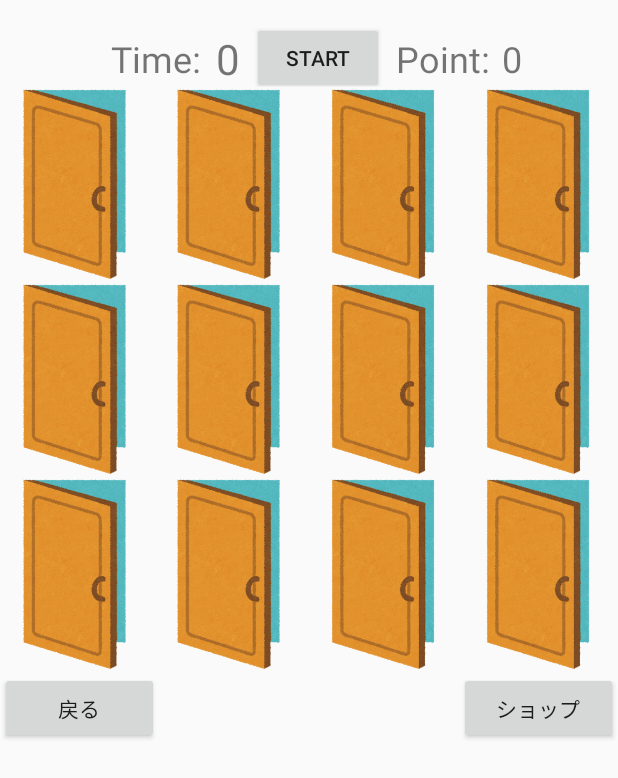
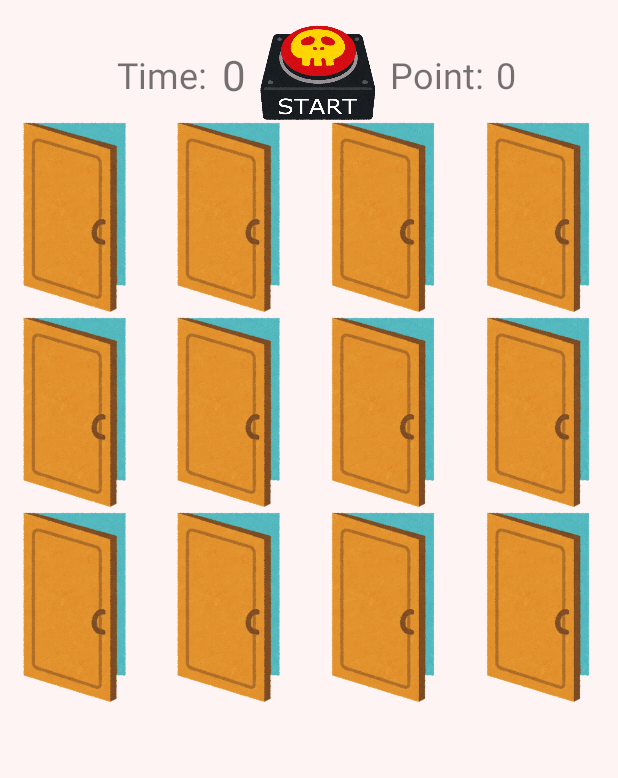
Before and after one commit to MIsosyati/LifeisGames, an Android app: the layout activity_realmain.xml on its own in the app's theme, with its tools: preview values and no code run, on a phone screen of 412 x 824 dp. Shown: the top 778 px of the screen. Run offline under Robolectric (Android 15) with nearby library versions, the phone set to English and light mode, and no system bars; Roboto replaces fonts that are not available here.

Commit message:
あっこねえのやつ追加

```diff
--- a/app/src/main/res/layout/activity_realmain.xml
+++ b/app/src/main/res/layout/activity_realmain.xml
@@ -10,6 +10,7 @@
     <LinearLayout
         android:layout_width="match_parent"
         android:layout_height="match_parent"
+        android:background="#fef4f4"
         android:orientation="vertical">
 
         <LinearLayout
@@ -39,11 +40,12 @@
 
             <Button
                 android:id="@+id/start"
-                android:layout_width="wrap_content"
-                android:layout_height="wrap_content"
+                style="@style/Widget.AppCompat.Button.Colored"
+                android:layout_width="80dp"
+                android:layout_height="70dp"
                 android:layout_marginLeft="8dp"
                 android:layout_marginTop="10dp"
-                android:text="START" />
+                android:background="@drawable/war_bakuha_switch_off" />
 
             <TextView
                 android:id="@+id/textView3"
@@ -171,25 +173,7 @@
         <LinearLayout
             android:layout_width="match_parent"
             android:layout_height="wrap_content"
-            android:orientation="horizontal">
-
-            <Button
-                android:id="@+id/back"
-                android:layout_width="wrap_content"
-                android:layout_height="wrap_content"
-                android:layout_marginRight="120dp"
-                android:layout_weight="1"
-                android:text="戻る" />
-
-            <Button
-                android:id="@+id/shop"
-                android:layout_width="wrap_content"
-                android:layout_height="wrap_content"
-                android:layout_marginLeft="80dp"
-                android:layout_weight="1"
-                android:text="ショップ" />
-        </LinearLayout>
+            android:orientation="horizontal" />
 
     </LinearLayout>
-
 </androidx.constraintlayout.widget.ConstraintLayout>
```
Also changed, not shown: app/src/main/java/com/lifeistech/android/lifeisgames/kingyosukui/YataiActivity.kt (+21 -13 lines), app/src/main/java/com/lifeistech/android/lifeisgames/riajyubokumetu/RealMainActivity.kt (+65 -54 lines), app/src/main/java/com/lifeistech/android/lifeisgames/riajyubokumetu/Riaju.kt (+78 -3 lines), app/src/main/res/drawable/christmas_hitori_bocchi.png (added), app/src/main/res/drawable/war_bakuha_switch_off.png (added), 2 other files.
